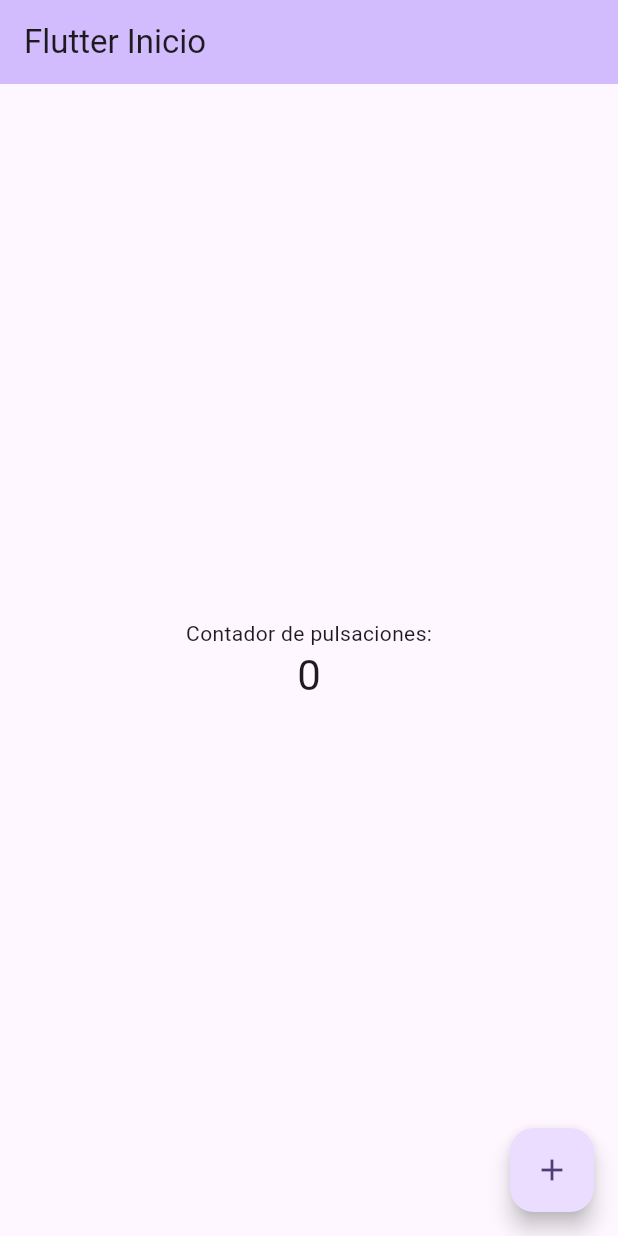
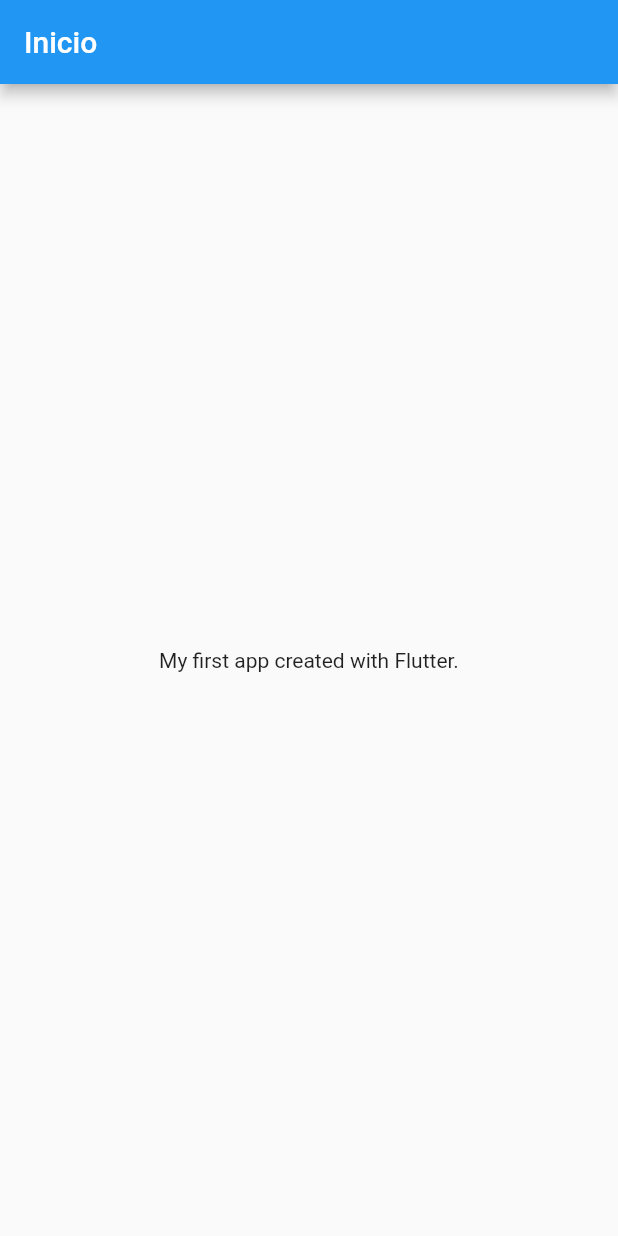
Before and after one commit to omarlv86/flutter-course, a Flutter app: the screen it shows after launch, on a phone screen of 412 x 824 dp. Run offline on Flutter 3.47's test engine with Material 2 defaults, Android fonts, the phone set to English and light mode, and no system bars.

Commit message:
Curso flutter | Estructura de una app

```diff
--- a/lib/main.dart
+++ b/lib/main.dart
@@ -1,42 +1,48 @@
 import 'package:flutter/material.dart';
 
 void main() {
-  runApp(const MyApp());
+  runApp(const MyFirstApp());
 }
 
-class MyApp extends StatelessWidget {
-  const MyApp({super.key});
+class MyFirstApp extends StatelessWidget {
+  const MyFirstApp({super.key});
 
   // This widget is the root of your application.
   @override
   Widget build(BuildContext context) {
     return MaterialApp(
-      title: 'Flutter Demo',
-      theme: ThemeData(
-        // This is the theme of your application.
-        //
-        // TRY THIS: Try running your application with "flutter run". You'll see
-        // the application has a blue toolbar. Then, without quitting the app,
-        // try changing the seedColor in the colorScheme below to Colors.green
-        // and then invoke "hot reload" (save your changes or press the "hot
-        // reload" button in a Flutter-supported IDE, or press "r" if you used
-        // the command line to start the app).
-        //
-        // Notice that the counter didn't reset back to zero; the application
-        // state is not lost during the reload. To reset the state, use hot
-        // restart instead.
-        //
-        // This works for code too, not just values: Most code changes can be
-        // tested with just a hot reload.
-        colorScheme: ColorScheme.fromSeed(seedColor: Colors.deepPurple),
-        useMaterial3: true,
-      ),
-      home: const MyHomePage(title: 'Flutter Inicio'),
+      title: 'Flutter Demo 1',
+      home: const Inicio(title: 'Flutter Inicio'),
     );
   }
 }
 
-class MyHomePage extends StatefulWidget {
+class Inicio extends StatefulWidget {
+  const Inicio({super.key, required this.title});
+
+  final String title;
+
+  @override
+  State<Inicio> createState() => _InicioState();
+}
+
+class _InicioState extends State<Inicio> {
+  @override
+  Widget build(BuildContext context) {
+    return Scaffold(
+      appBar: AppBar(
+        title: const Text("Inicio"),
+      ),
+      body: const Center(
+        child: Text("My first app created with Flutter."),
+      ),
+    );
+  }
+}
+
+
+
+/* class MyHomePage extends StatefulWidget {
   const MyHomePage({super.key, required this.title});
 
   // This widget is the home page of your application. It is stateful, meaning
@@ -50,76 +56,6 @@ class MyHomePage extends StatefulWidget {
 
   final String title;
 
-  @override
-  State<MyHomePage> createState() => _MyHomePageState();
-}
-
-class _MyHomePageState extends State<MyHomePage> {
-  int _counter = 0;
-
-  void _incrementCounter() {
-    setState(() {
-      // This call to setState tells the Flutter framework that something has
-      // changed in this State, which causes it to rerun the build method below
-      // so that the display can reflect the updated values. If we changed
-      // _counter without calling setState(), then the build method would not be
-      // called again, and so nothing would appear to happen.
-      _counter++;
-    });
-  }
-
-  @override
-  Widget build(BuildContext context) {
-    // This method is rerun every time setState is called, for instance as done
-    // by the _incrementCounter method above.
-    //
-    // The Flutter framework has been optimized to make rerunning build methods
-    // fast, so that you can just rebuild anything that needs updating rather
-    // than having to individually change instances of widgets.
-    return Scaffold(
-      appBar: AppBar(
-        // TRY THIS: Try changing the color here to a specific color (to
-        // Colors.amber, perhaps?) and trigger a hot reload to see the AppBar
-        // change color while the other colors stay the same.
-        backgroundColor: Theme.of(context).colorScheme.inversePrimary,
-        // Here we take the value from the MyHomePage object that was created by
-        // the App.build method, and use it to set our appbar title.
-        title: Text(widget.title),
-      ),
-      body: Center(
-        // Center is a layout widget. It takes a single child and positions it
-        // in the middle of the parent.
-        child: Column(
-          // Column is also a layout widget. It takes a list of children and
-          // arranges them vertically. By default, it sizes itself to fit its
-          // children horizontally, and tries to be as tall as its parent.
-          //
-          // Column has various properties to control how it sizes itself and
-          // how it positions its children. Here we use mainAxisAlignment to
-          // center the children vertically; the main axis here is the vertical
-          // axis because Columns are vertical (the cross axis would be
-          // horizontal).
-          //
-          // TRY THIS: Invoke "debug painting" (choose the "Toggle Debug Paint"
-          // action in the IDE, or press "p" in the console), to see the
-          // wireframe for each widget.
-          mainAxisAlignment: MainAxisAlignment.center,
-          children: <Widget>[
-            const Text(
-              'Contador de pulsaciones:',
-            ),
-            Text(
-              '$_counter',
-              style: Theme.of(context).textTheme.headlineMedium,
-            ),
-          ],
-        ),
-      ),
-      floatingActionButton: FloatingActionButton(
-        onPressed: _incrementCounter,
-        tooltip: 'Increment',
-        child: const Icon(Icons.add),
-      ), // This trailing comma makes auto-formatting nicer for build methods.
-    );
-  }
-}
+  //@override
+  //State<MyHomePage> createState() => _MyHomePageState();
+} */
```
